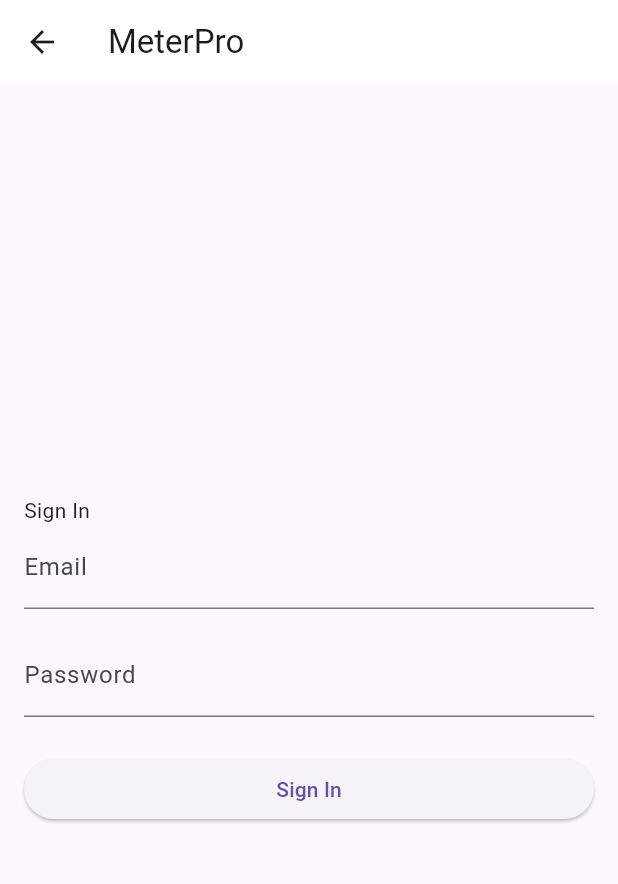
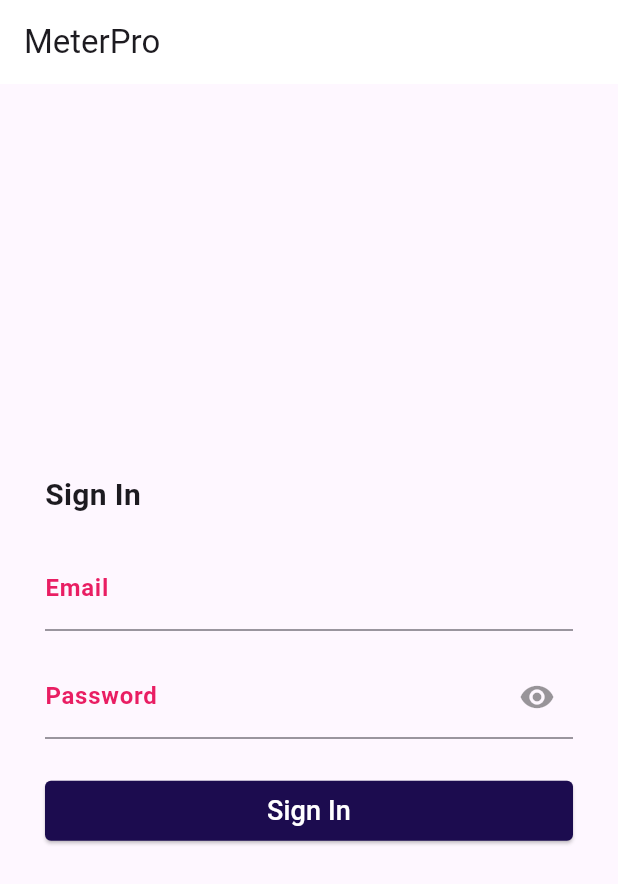
Before and after one commit to Abishekdeepak5/Cab, a Flutter app: the SignInPage screen opened directly, on a phone screen of 412 x 824 dp. Shown: the top 884 px of the screen. Run offline on Flutter 3.47's test engine with Material 3 defaults, Android fonts, the phone set to English and light mode, and no system bars; our stand-ins replace font_awesome_flutter, geocoding, google_maps_flutter, location.

Commit message:
sign in update

```diff
--- a/lib/main.dart
+++ b/lib/main.dart
@@ -3,6 +3,7 @@ import 'dart:io';
 
 import 'package:google_mao/components/crud/list_page.dart';
 import 'package:google_mao/components/map/location_traking.dart';
+import 'package:google_mao/ui/signIn.dart';
 
 void main() {
   HttpOverrides.global = MyHttpOverrides();
@@ -35,7 +36,8 @@ class MyApp extends StatelessWidget {
         ),
       ),
       // home: const LocationTracking(),
-      home: const APIHomeScreen(),
+      // home: const APIHomeScreen(),
+      home: SignInPage(),
     );
   }
 }
--- a/lib/ui/signIn.dart
+++ b/lib/ui/signIn.dart
@@ -1,13 +1,34 @@
 import 'package:flutter/material.dart';
+import 'package:google_mao/components/constants.dart';
 
 class SignInPage extends StatefulWidget {
+   SignInPage({super.key});
+
   @override
-  _SignInPageState createState() => _SignInPageState();
+  State<SignInPage> createState() => _SignInPageState();
 }
 
 class _SignInPageState extends State<SignInPage> {
-  TextEditingController _emailController = TextEditingController();
-  TextEditingController _passwordController = TextEditingController();
+   late final TextEditingController _emailController;
+
+  late final TextEditingController _passwordController;
+
+  bool _isObscure = true;
+
+   @override
+     void initState(){
+     super.initState();
+    _emailController = TextEditingController();
+   _passwordController = TextEditingController();
+   }
+
+
+  @override
+  void dispose() {
+    _emailController.dispose();
+    _passwordController.dispose();
+    super.dispose();
+  }
 
   @override
   Widget build(BuildContext context) {
@@ -15,31 +36,80 @@ class _SignInPageState extends State<SignInPage> {
       appBar: AppBar(
         title: const Text('MeterPro'),
       ),
-      body: Padding(
-        padding: const EdgeInsets.all(16.0),
+      body: Center(
+        child: SingleChildScrollView(
+          child: Center(
+            child: Padding(
+              padding: EdgeInsets.all(
+                MediaQuery.of(context).size.width > 280 ? 30 : 16
+                ),
+              // padding: null,
               child: Column(
                 mainAxisAlignment: MainAxisAlignment.center,
                 crossAxisAlignment: CrossAxisAlignment.stretch,
                 children: [
-            Text(
+                  const Text(
                     'Sign In',
+                    style: TextStyle(fontSize: 20,fontWeight: FontWeight.bold),
                   ),
+                  SizedBox(height: 20,),
+
                   TextField(
                     controller: _emailController,
                     decoration: const InputDecoration(
                       labelText: 'Email',
+                      labelStyle: TextStyle(color: Colors.pink,
+                      fontSize: 16,fontWeight: FontWeight.bold),
                     ),
                   ),
                   const SizedBox(height: 16.0),
+
+                  // TextField(
+                  //   controller: _passwordController,
+                  //   decoration: const InputDecoration(
+                  //     labelText: 'Password',
+                  //      labelStyle: TextStyle(color: Colors.pink,
+                  //     fontSize:16 ),
+                  //   ),
+                  //   obscureText: true, // for password fields
+                  // ),
+
                  TextField(
+                  obscureText: _isObscure,
                   controller: _passwordController,
-              decoration: const InputDecoration(
-                labelText: 'Password',
+                  style:const TextStyle(letterSpacing: 2),
+                  decoration: InputDecoration(
+
+                  labelText: "Password",
+                  labelStyle: const TextStyle(color: Colors.pink,
+                      fontSize:16,fontWeight: FontWeight.bold ),
+
+                  suffixIcon: GestureDetector(
+                  onTap: () {
+                    setState(() {
+                      _isObscure = !_isObscure;
+                    });
+                  },
+                  child: Icon(
+                    _isObscure ? Icons.visibility : Icons.visibility_off,
+                    color: Colors.black.withOpacity(0.4),
                   ),
-              obscureText: true, // for password fields
                 ),
+              ),
+            ),
+
                   const SizedBox(height: 24.0),
                   ElevatedButton(
+                    //#355723,#ff814b,#f85f6a, #feeeef
+                    // green  Color(0xFF355723)  new - #355723
+                    //orange #ff8d5c  new - #ff814b
+                    //pink #f85f6a
+                    //pink light #feeeef
+                    style:ElevatedButton.styleFrom(
+                    backgroundColor:violetColor,
+                    shape:const RoundedRectangleBorder(borderRadius: BorderRadius.all(Radius.circular(4)))
+                    ),
+                    // decoration:BorderRadius(0),
                     onPressed: () {
                       // Implement sign-in logic here
                       String email = _emailController.text;
@@ -47,11 +117,15 @@ class _SignInPageState extends State<SignInPage> {
 
                       // Add your authentication logic or navigate to the next screen
                       // For example, you can use FirebaseAuth for authentication
+                      // ignore: avoid_print
                       print('Email: $email, Password: $password');
                     },
-              child: Text('Sign In'),
+                    child: const Text('Sign In',style: TextStyle(fontSize: 18,color: Colors.white),),
                   ),
                 ],
+              ),
+            ),
+          ),
         ),
       ),
     );
```
Also changed, not shown: lib/components/constants.dart (added, +7 -0 lines), lib/ui/home.dart (added, +20 -0 lines). Lines whose indentation alone changed are shown as unchanged.
